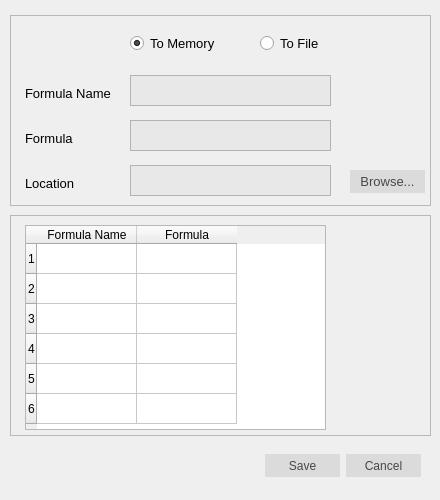
Qt form dlgsaveformula.ui (rddealwis/Formular_Calculator_and_Integrator) before a commit.
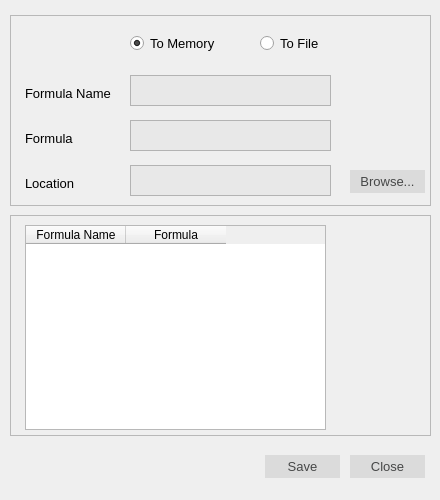
The same form after that commit. Icons and pictures are not drawn.

```diff
--- a/dlgsaveformula.ui
+++ b/dlgsaveformula.ui
@@ -26,46 +26,6 @@
     <selectedon>:/resources/resources/windowicon.png</selectedon>
    </iconset>
   </property>
-  <widget class="QDialogButtonBox" name="btnBoxSubmit">
-   <property name="geometry">
-    <rect>
-     <x>10</x>
-     <y>450</y>
-     <width>411</width>
-     <height>32</height>
-    </rect>
-   </property>
-   <property name="font">
-    <font>
-     <family>Lao UI</family>
-     <pointsize>10</pointsize>
-    </font>
-   </property>
-   <property name="autoFillBackground">
-    <bool>true</bool>
-   </property>
-   <property name="styleSheet">
-    <string notr="true">QPushButton{
- 	background-color: #dbdbdb;
-    border: 2px;
-	color:#464747;
-	width:75px;
-	height:23px;
-
-}
-
-QPushButton:hover{background-color:#40bd9e; color:white;}</string>
-   </property>
-   <property name="orientation">
-    <enum>Qt::Horizontal</enum>
-   </property>
-   <property name="standardButtons">
-    <set>QDialogButtonBox::Cancel|QDialogButtonBox::Save</set>
-   </property>
-   <property name="centerButtons">
-    <bool>false</bool>
-   </property>
-  </widget>
   <widget class="QFrame" name="frmTable">
    <property name="geometry">
     <rect>
@@ -85,6 +45,9 @@
     <enum>QFrame::Raised</enum>
    </property>
    <widget class="QTableWidget" name="tblCurrentFormulae">
+    <property name="enabled">
+     <bool>true</bool>
+    </property>
     <property name="geometry">
      <rect>
       <x>15</x>
@@ -98,21 +61,21 @@
       <family>Lao UI</family>
      </font>
     </property>
+    <property name="verticalScrollBarPolicy">
+     <enum>Qt::ScrollBarAsNeeded</enum>
+    </property>
+    <property name="autoScrollMargin">
+     <number>16</number>
+    </property>
     <property name="gridStyle">
      <enum>Qt::SolidLine</enum>
     </property>
     <property name="rowCount">
-     <number>6</number>
+     <number>0</number>
     </property>
     <property name="columnCount">
      <number>2</number>
     </property>
-    <row/>
-    <row/>
-    <row/>
-    <row/>
-    <row/>
-    <row/>
     <column>
      <property name="text">
       <string>Formula Name</string>
@@ -342,6 +305,64 @@
     </property>
    </widget>
   </widget>
+  <widget class="QPushButton" name="pbSaveFormula">
+   <property name="geometry">
+    <rect>
+     <x>265</x>
+     <y>455</y>
+     <width>75</width>
+     <height>23</height>
+    </rect>
+   </property>
+   <property name="font">
+    <font>
+     <family>Lao UI</family>
+     <pointsize>10</pointsize>
+    </font>
+   </property>
+   <property name="styleSheet">
+    <string notr="true">QPushButton{
+ 	background-color: #dbdbdb;
+    border: 2px;
+	color:#464747;
+
+}
+
+QPushButton:hover{background-color:#40bd9e; color:white;}</string>
+   </property>
+   <property name="text">
+    <string>Save</string>
+   </property>
+  </widget>
+  <widget class="QPushButton" name="pbClose">
+   <property name="geometry">
+    <rect>
+     <x>350</x>
+     <y>455</y>
+     <width>75</width>
+     <height>23</height>
+    </rect>
+   </property>
+   <property name="font">
+    <font>
+     <family>Lao UI</family>
+     <pointsize>10</pointsize>
+    </font>
+   </property>
+   <property name="styleSheet">
+    <string notr="true">QPushButton{
+ 	background-color: #dbdbdb;
+    border: 2px;
+	color:#464747;
+
+}
+
+QPushButton:hover{background-color:#40bd9e; color:white;}</string>
+   </property>
+   <property name="text">
+    <string>Close</string>
+   </property>
+  </widget>
  </widget>
  <resources/>
  <connections>
```
Left out of the diff: 35 changed lines with no effect on the pictures.
